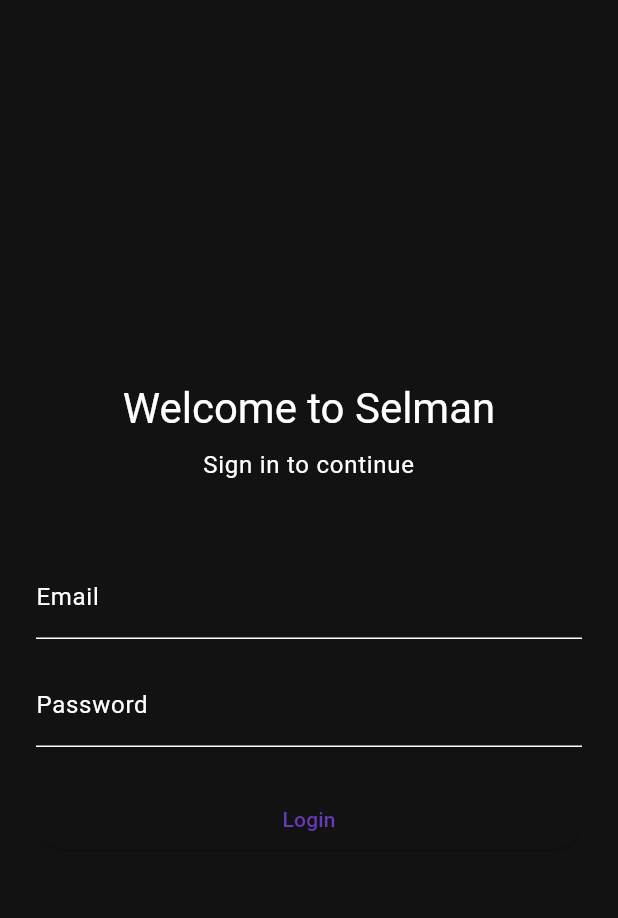
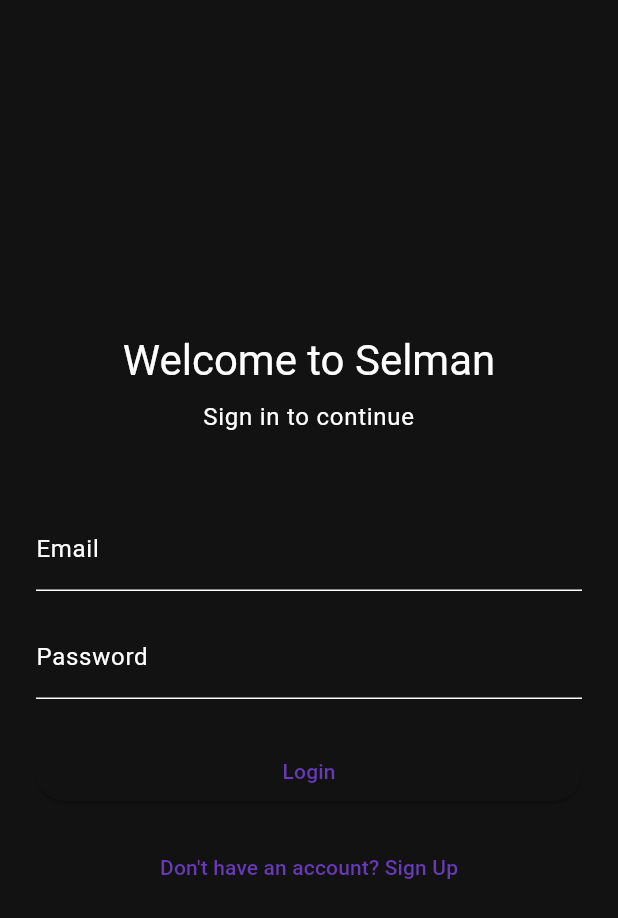
Before and after one commit to chigoezeh/selman_app, a Flutter app: the screen it shows after launch, on a phone screen of 412 x 824 dp. Shown: the top 918 px of the screen. Run offline on Flutter 3.47's test engine with Material 3 defaults, Android fonts, the phone set to English and light mode, and no system bars; accounts and stored records are empty.

Commit message:
added the registration screen to the login screen

```diff
--- a/lib/screens/login_screen.dart
+++ b/lib/screens/login_screen.dart
@@ -1,6 +1,7 @@
 import 'package:flutter/material.dart';
 import 'package:provider/provider.dart';
 import 'package:selman/providers/auth_provider.dart';
+import 'package:selman/screens/registration_screen.dart';
 
 class LoginScreen extends StatefulWidget {
   const LoginScreen({super.key});
@@ -133,7 +134,18 @@ class _LoginScreenState extends State<LoginScreen> {
                         child: const Text('Login'),
                       ),
 
-                // We'll add a "Don't have an account?" button here later
+                const SizedBox(height: 16),
+                TextButton(
+                  onPressed: () {
+                    // Navigate to the RegistrationScreen
+                    Navigator.of(context).push(
+                      MaterialPageRoute(
+                        builder: (context) => const RegistrationScreen(),
+                      ),
+                    );
+                  },
+                  child: const Text('Don\'t have an account? Sign Up'),
+                )
               ],
             ),
           ),
```
